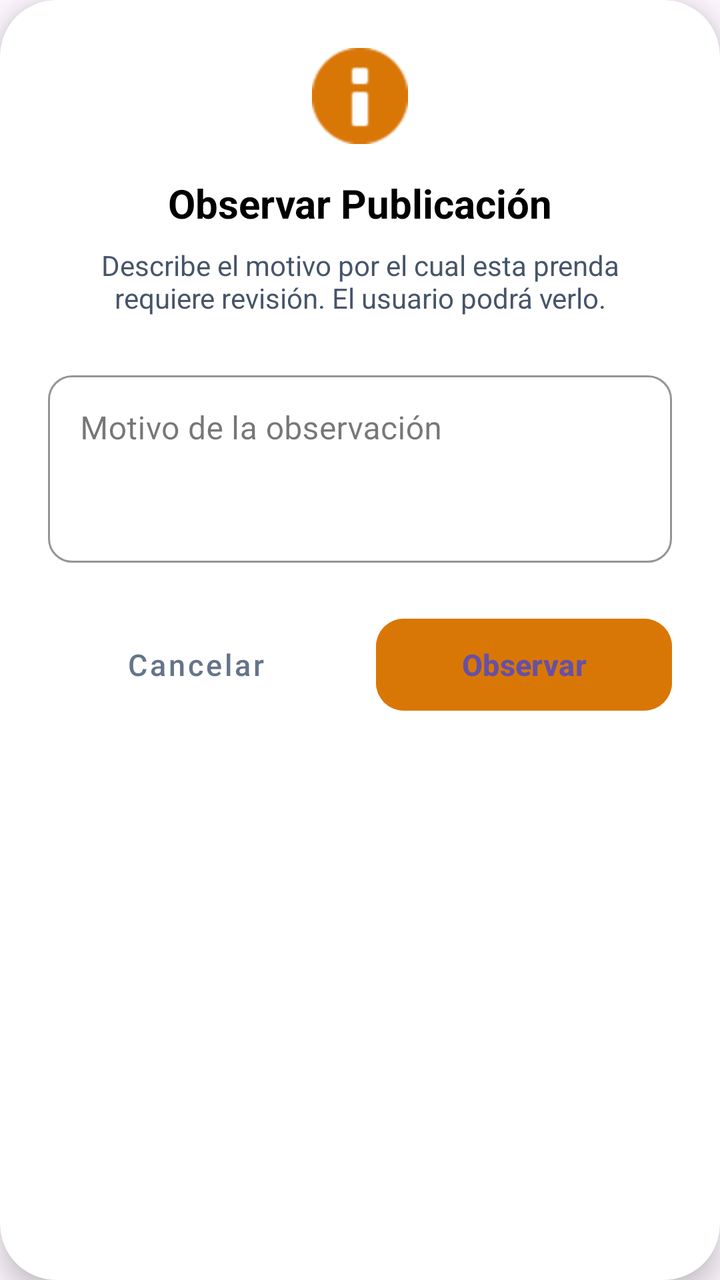
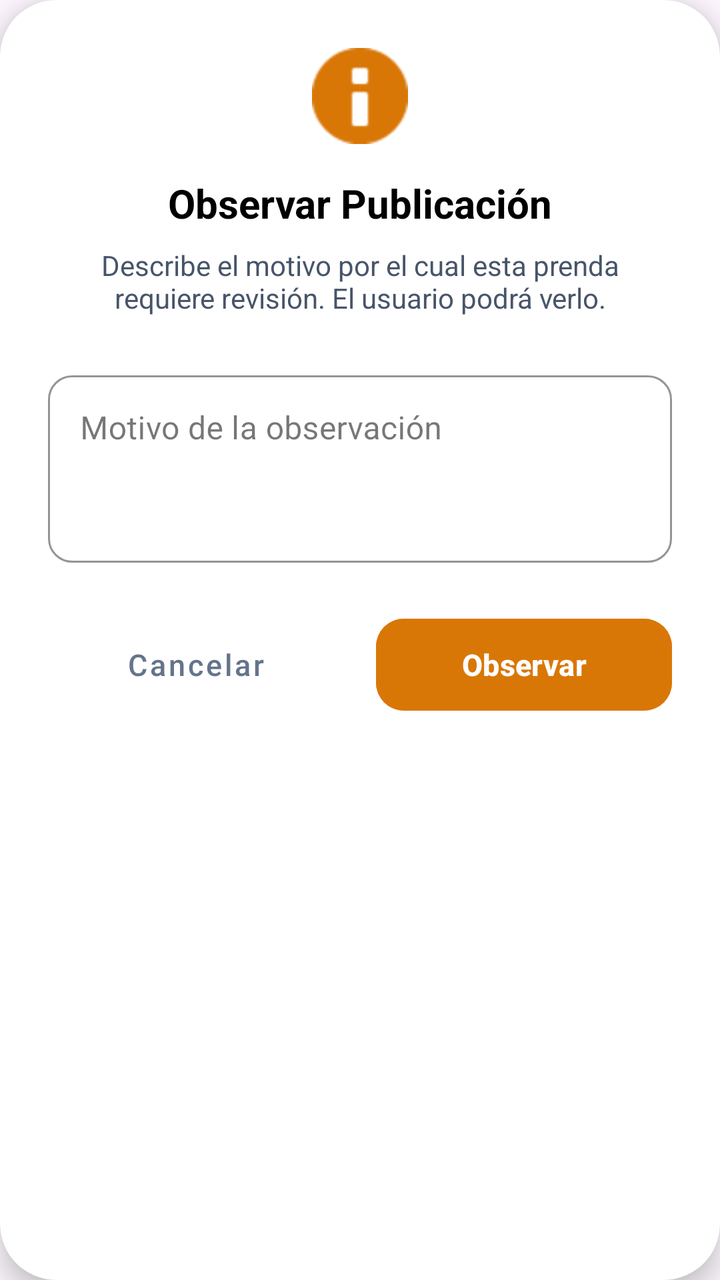

Before-and-after screenshots of an Android layout around one commit, followed by the original layout XML and the change that was made.
<!-- AndroidManifest.xml: application theme Theme.UniformeCircular -->
<!-- res/layout/dialog_admin_observe.xml -->
<?xml version="1.0" encoding="utf-8"?>
<androidx.cardview.widget.CardView xmlns:android="http://schemas.android.com/apk/res/android"
    xmlns:app="http://schemas.android.com/apk/res-auto"
    android:layout_width="match_parent"
    android:layout_height="wrap_content"
    android:layout_margin="24dp"
    app:cardCornerRadius="28dp"
    app:cardElevation="8dp">

    <LinearLayout
        android:layout_width="match_parent"
        android:layout_height="wrap_content"
        android:orientation="vertical"
        android:padding="24dp">

        <ImageView
            android:layout_width="48dp"
            android:layout_height="48dp"
            android:layout_gravity="center"
            android:layout_marginBottom="16dp"
            android:src="@android:drawable/ic_dialog_info"
            app:tint="#D97706"
            android:contentDescription="@string/content_desc_warning_icon" />

        <TextView
            android:layout_width="match_parent"
            android:layout_height="wrap_content"
            android:text="@string/dialog_admin_observe_title"
            android:textAlignment="center"
            android:textColor="@color/black"
            android:textSize="20sp"
            android:textStyle="bold" />

        <TextView
            android:layout_width="match_parent"
            android:layout_height="wrap_content"
            android:layout_marginTop="8dp"
            android:text="@string/dialog_admin_observe_desc"
            android:textAlignment="center"
            android:textColor="@color/slate_600"
            android:textSize="14sp" />

        <com.google.android.material.textfield.TextInputLayout
            android:id="@+id/tilMotivo"
            style="@style/Widget.MaterialComponents.TextInputLayout.OutlinedBox"
            android:layout_width="match_parent"
            android:layout_height="wrap_content"
            android:layout_marginTop="24dp"
            android:hint="@string/dialog_admin_observe_hint"
            app:boxCornerRadiusBottomEnd="12dp"
            app:boxCornerRadiusBottomStart="12dp"
            app:boxCornerRadiusTopEnd="12dp"
            app:boxCornerRadiusTopStart="12dp"
            app:boxStrokeColor="@color/brand_blue">

            <com.google.android.material.textfield.TextInputEditText
                android:id="@+id/etMotivo"
                android:layout_width="match_parent"
                android:layout_height="wrap_content"
                android:inputType="textMultiLine"
                android:minLines="3"
                android:gravity="top" />
        </com.google.android.material.textfield.TextInputLayout>

        <LinearLayout
            style="?android:attr/buttonBarStyle"
            android:layout_width="match_parent"
            android:layout_height="wrap_content"
            android:layout_marginTop="24dp"
            android:orientation="horizontal">

            <Button
                android:id="@+id/btnCancel"
                style="@style/Widget.MaterialComponents.Button.TextButton"
                android:layout_width="0dp"
                android:layout_height="54dp"
                android:layout_weight="1"
                android:layout_marginEnd="8dp"
                android:text="@string/btn_cancel"
                android:textColor="@color/slate_500"
                android:textAllCaps="false"
                android:textSize="15sp"
                app:cornerRadius="14dp" />

            <Button
                android:id="@+id/btnConfirm"
                style="?android:attr/buttonBarButtonStyle"
                android:layout_width="0dp"
                android:layout_height="54dp"
                android:layout_weight="1"
                android:layout_marginStart="8dp"
                android:backgroundTint="#D97706"
                android:text="@string/dialog_admin_observe_confirm"
                android:textAllCaps="false"
                android:textSize="15sp"
                android:textStyle="bold"
                app:cornerRadius="14dp" />
        </LinearLayout>

    </LinearLayout>
</androidx.cardview.widget.CardView>
<!-- resources referenced by this layout -->
<resources>
  <color name="black">#FF000000</color>
  <color name="brand_blue">#0050A5</color>
  <color name="slate_500">#64748B</color>
  <color name="slate_600">#475569</color>
  <string name="btn_cancel">Cancelar</string>
  <string name="content_desc_warning_icon">Icono de advertencia</string>
  <string name="dialog_admin_observe_confirm">Observar</string>
  <string name="dialog_admin_observe_desc">Describe el motivo por el cual esta prenda requiere revisión. El usuario podrá verlo.</string>
  <string name="dialog_admin_observe_hint">Motivo de la observación</string>
  <string name="dialog_admin_observe_title">Observar Publicación</string>
  <style name="Theme.UniformeCircular" parent="Base.Theme.UniformeCircular">
          <item name="windowActionBar">false</item>
          <item name="windowNoTitle">true</item>
          <item name="android:windowActivityTransitions">true</item>
          <item name="android:windowContentTransitions">true</item>
  
          
          <item name="android:windowDrawsSystemBarBackgrounds">true</item>
          <item name="android:statusBarColor">@android:color/transparent</item>
          <item name="android:navigationBarColor">@android:color/transparent</item>
          <item name="android:windowTranslucentStatus">false</item>
          <item name="android:windowTranslucentNavigation">false</item>
  
          
          <item name="android:textColorHint">@color/hint_color</item>
      </style>
  <style name="Base.Theme.UniformeCircular" parent="Theme.Material3.Light.NoActionBar">
  
      </style>
  <color name="hint_color">#616161</color>
</resources>

<!-- the commit's change to res/layout/dialog_admin_observe.xml (unified diff, before → after) -->
@@ -90,6 +90,7 @@
                 android:layout_weight="1"
                 android:layout_marginStart="8dp"
                 android:backgroundTint="#D97706"
+                android:textColor="@color/white"
                 android:text="@string/dialog_admin_observe_confirm"
                 android:textAllCaps="false"
                 android:textSize="15sp"
<!-- resource entries referenced after the edit -->
@@ -4,6 +4,7 @@
   <color name="brand_blue">#0050A5</color>
   <color name="slate_500">#64748B</color>
   <color name="slate_600">#475569</color>
+  <color name="white">#FFFFFFFF</color>
   <string name="btn_cancel">Cancelar</string>
   <string name="content_desc_warning_icon">Icono de advertencia</string>
   <string name="dialog_admin_observe_confirm">Observar</string>
